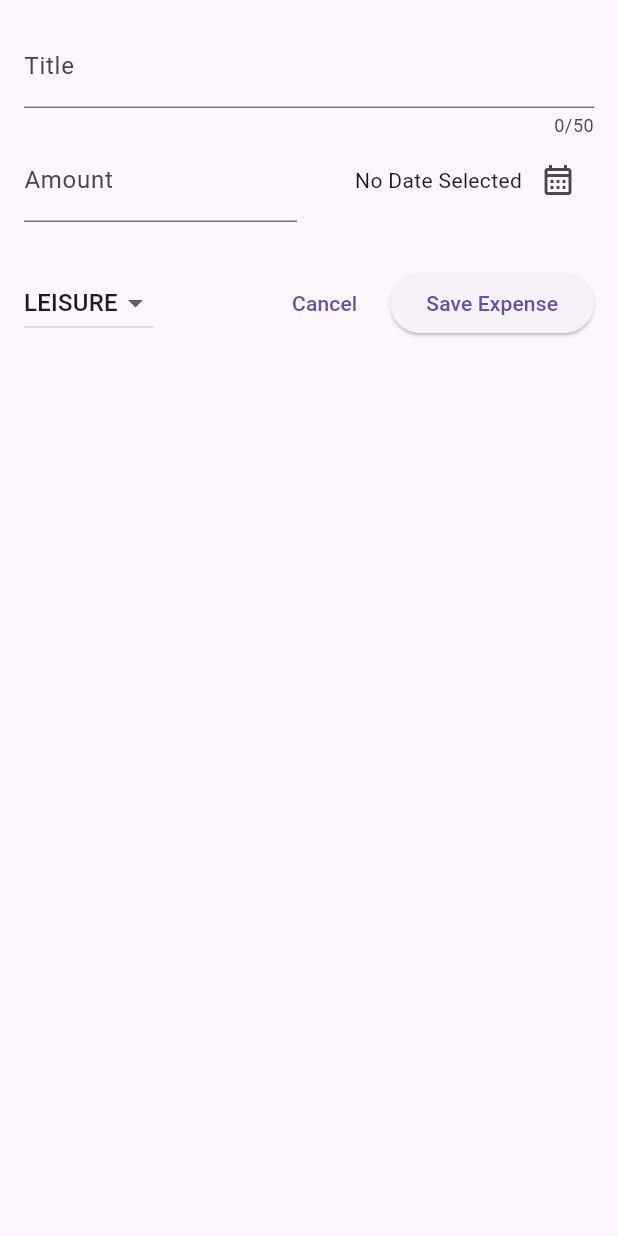
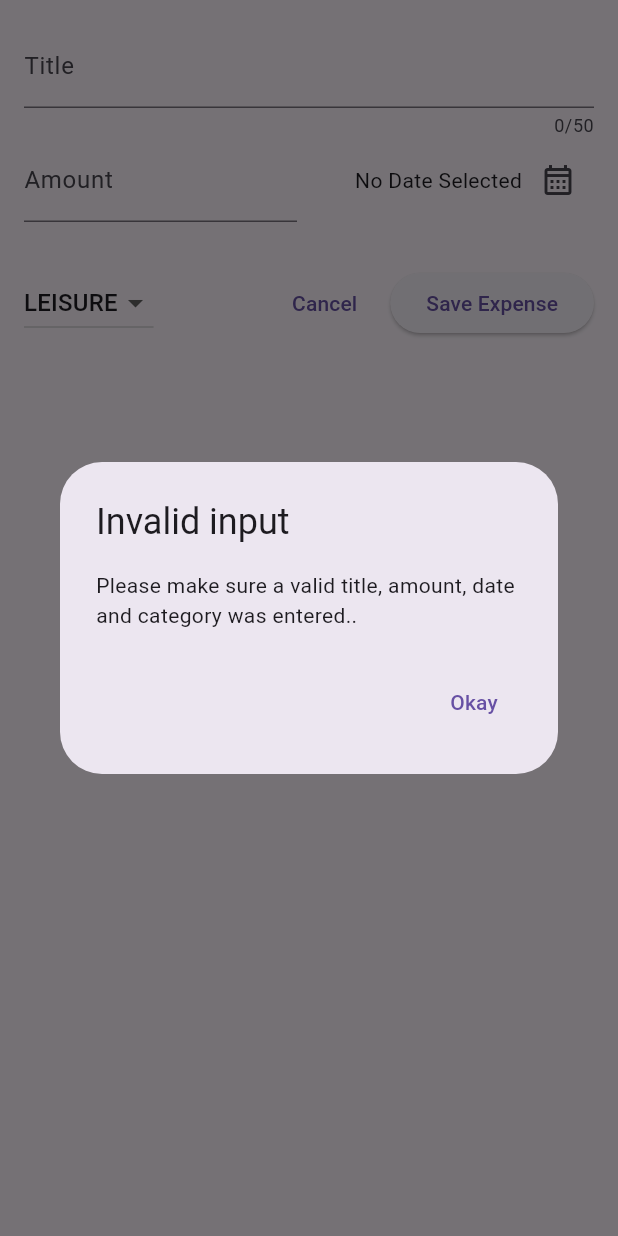
Before and after one commit to jaishree29/Expense_Tracker_App, a Flutter app: the NewExpense widget shown alone on an empty page, opened directly, after a tap on "Save Expense", on a phone screen of 412 x 824 dp. Run offline on Flutter 3.47's test engine with Material 3 defaults, Android fonts, the phone set to English and light mode, and no system bars.

```diff
--- a/lib/widgets/new_expense.dart
+++ b/lib/widgets/new_expense.dart
@@ -36,6 +36,32 @@ class _NewExpenseState extends State<NewExpense> {
     setState(() {
       _selectedDate = pickedDate!;
     });
+  }
+
+  void _submitExpenseData() {
+    final enteredAmount = double.tryParse(_amountController.text);
+    final amountIsValid = enteredAmount == null || enteredAmount <= 0;
+    if (_titleController.text.trim().isEmpty ||
+        amountIsValid ||
+        _selectedDate == null) {
+      showDialog(
+        context: context,
+        builder: (ctx) => AlertDialog(
+          title: const Text('Invalid input'),
+          content: const Text(
+              'Please make sure a valid title, amount, date and category was entered..'),
+          actions: [
+            TextButton(
+              onPressed: () {
+                Navigator.pop(ctx);
+              },
+              child: const Text('Okay'),
+            ),
+          ],
+        ),
+      );
+      return;
+    }
   }
 
   @override
@@ -115,7 +141,7 @@ class _NewExpenseState extends State<NewExpense> {
                 width: 10,
               ),
               ElevatedButton(
-                onPressed: () {},
+                onPressed: _submitExpenseData,
                 child: const Text('Save Expense'),
               ),
             ],
```
